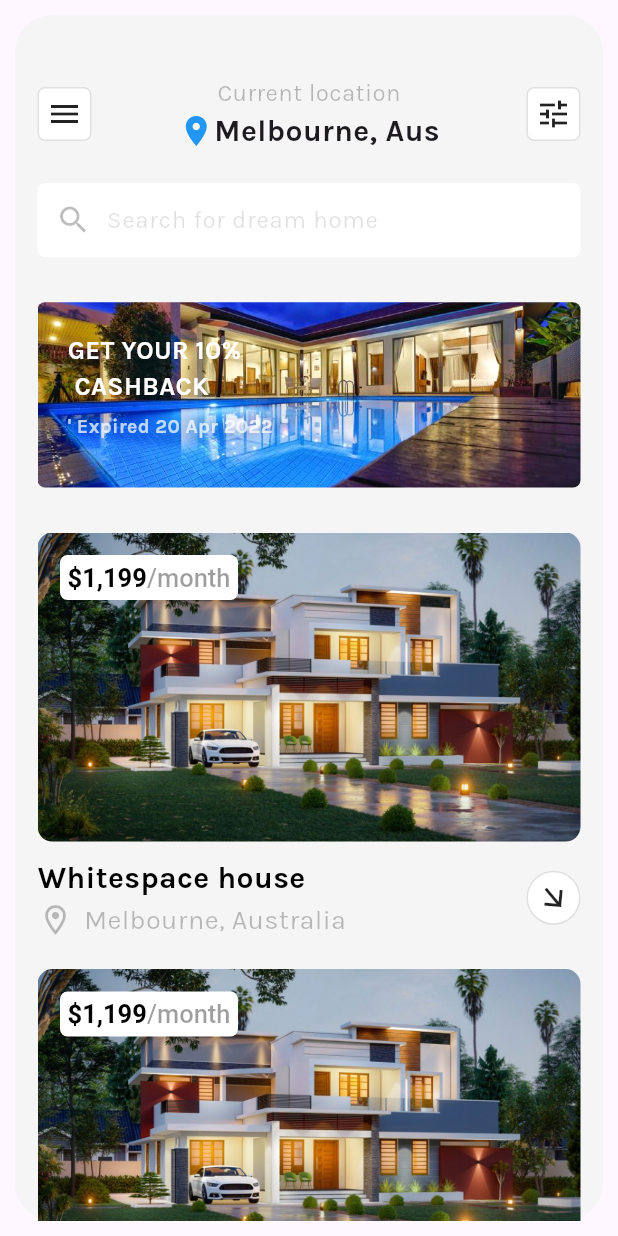
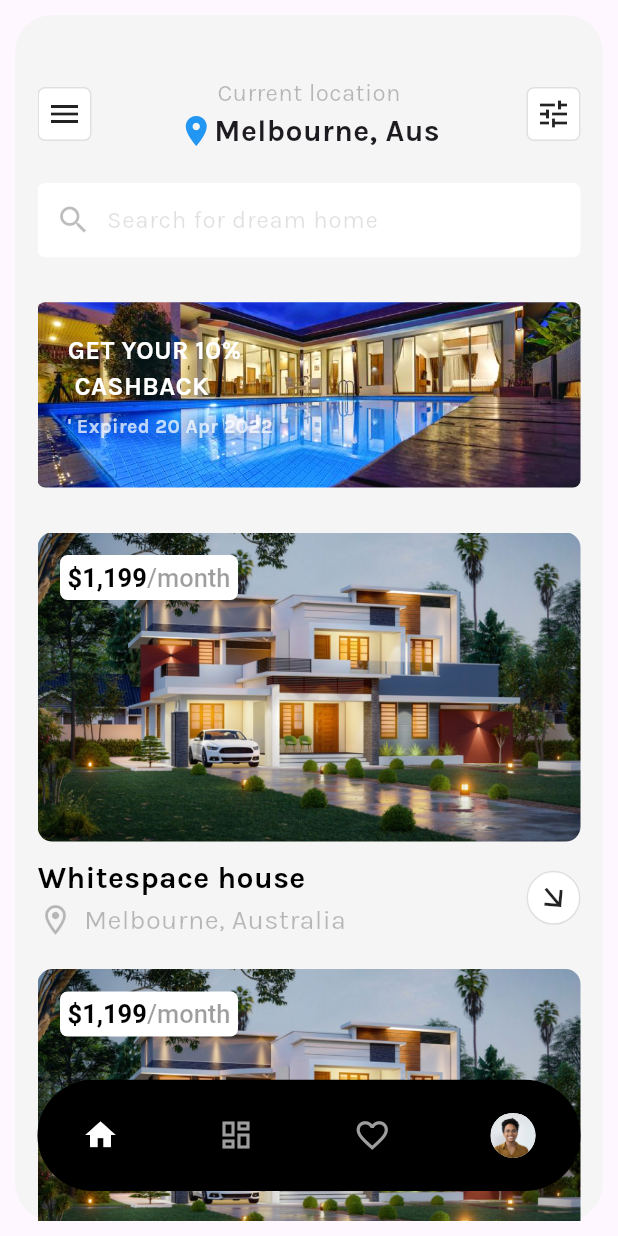
Before and after one commit to yakobsolo/Flutter-Projects, a Flutter app: the HomePage screen opened directly, on a phone screen of 412 x 824 dp. Run offline on Flutter 3.47's test engine with Material 3 defaults, Android fonts, the phone set to English and light mode, and no system bars.

Commit message:
finishing home screen

```diff
--- a/realstate/lib/data/homecarddata.dart
+++ b/realstate/lib/data/homecarddata.dart
@@ -10,6 +10,19 @@ class HomeData {
       "price": "1,199",
       "address": "Melbourne, Australia"
     },
+    {
+      'name': "Whitespace house",
+      "price": "1,199",
+      "address": "Melbourne, Australia"
+    },{
+      'name': "Whitespace house",
+      "price": "1,199",
+      "address": "Melbourne, Australia"
+    },{
+      'name': "Whitespace house",
+      "price": "1,199",
+      "address": "Melbourne, Australia"
+    },
   ];
 
 }
--- a/realstate/lib/features/WelcomePage/UI/home_screen.dart
+++ b/realstate/lib/features/WelcomePage/UI/home_screen.dart
@@ -1,17 +1,25 @@
-
+import "package:flutter/cupertino.dart";
 import "package:flutter/material.dart";
+import "package:flutter/widgets.dart";
 import "package:realstate/Model/homecardmodel.dart";
 import "package:realstate/data/homecarddata.dart";
 import "package:realstate/features/WelcomePage/UI/home_card.dart";
 
-class HomePage extends StatelessWidget {
+class HomePage extends StatefulWidget {
   const HomePage({super.key});
 
+  @override
+  State<HomePage> createState() => _HomePageState();
+}
+
+class _HomePageState extends State<HomePage> {
   @override
   Widget build(BuildContext context) {
     final width = MediaQuery.of(context).size.width;
     final height = MediaQuery.of(context).size.height;
+    // final  controller = ScrollController();
 
+    int _selecteditem = 0;
     return Scaffold(
       body: Container(
         margin: EdgeInsets.all(10),
@@ -19,11 +27,14 @@ class HomePage extends StatelessWidget {
         decoration: BoxDecoration(
             color: const Color.fromARGB(255, 246, 245, 245),
             borderRadius: BorderRadius.circular(25)),
-        child: SingleChildScrollView(
         child: Padding(
-            padding: const EdgeInsets.only(
-                top: 40, left: 15, right: 15, bottom: 100),
-            child: Container(
+          padding:
+              const EdgeInsets.only(top: 40, left: 15, right: 15, bottom: 0),
+          child: Stack(children: [
+            CustomScrollView(slivers: [
+              SliverList(
+                delegate: SliverChildListDelegate([
+                  Container(
                     child: Column(
                         crossAxisAlignment: CrossAxisAlignment.start,
                         children: [
@@ -31,20 +42,20 @@ class HomePage extends StatelessWidget {
                             mainAxisAlignment: MainAxisAlignment.spaceBetween,
                             children: [
                               Container(
-                        padding: EdgeInsets.all(5),
+                                padding: const EdgeInsets.all(5),
                                 decoration: BoxDecoration(
                                     color: Colors.white,
                                     borderRadius: BorderRadius.circular(5),
-                            border:
-                                Border.all(width: 1, color: Colors.black12)),
+                                    border: Border.all(
+                                        width: 1, color: Colors.black12)),
                                 child: Icon(Icons.menu),
                               ),
                               const Column(
                                 children: [
                                   Text(
                                     "Current location",
-                            style:
-                                TextStyle(color: Colors.black26, fontSize: 16),
+                                    style: TextStyle(
+                                        color: Colors.black26, fontSize: 16),
                                   ),
                                   Row(
                                     children: [
@@ -55,7 +66,8 @@ class HomePage extends StatelessWidget {
                                       Text(
                                         "Melbourne, Aus",
                                         style: TextStyle(
-                                    fontWeight: FontWeight.bold, fontSize: 20),
+                                            fontWeight: FontWeight.bold,
+                                            fontSize: 20),
                                       )
                                     ],
                                   )
@@ -66,13 +78,13 @@ class HomePage extends StatelessWidget {
                                 decoration: BoxDecoration(
                                     color: Colors.white,
                                     borderRadius: BorderRadius.circular(5),
-                            border:
-                                Border.all(width: 1, color: Colors.black12)),
+                                    border: Border.all(
+                                        width: 1, color: Colors.black12)),
                                 child: Icon(Icons.tune),
                               ),
                             ],
                           ),
-                  SizedBox(
+                          const SizedBox(
                             height: 20,
                           ),
                           Container(
@@ -96,13 +108,14 @@ class HomePage extends StatelessWidget {
                                   child: TextFormField(
                                     decoration: const InputDecoration.collapsed(
                                         hintText: "Search for dream home",
-                                hintStyle: TextStyle(color: Colors.black12)),
+                                        hintStyle:
+                                            TextStyle(color: Colors.black12)),
                                   ),
                                 ),
                               ],
                             ),
                           ),
-                  SizedBox(
+                          const SizedBox(
                             height: 30,
                           ),
                           Container(
@@ -111,10 +124,11 @@ class HomePage extends StatelessWidget {
                             width: width,
                             decoration: BoxDecoration(
                                 borderRadius: BorderRadius.circular(5),
-                        image: DecorationImage(
-                            image: AssetImage("assets/images/home_7.jpg"),
+                                image: const DecorationImage(
+                                    image:
+                                        AssetImage("assets/images/home_7.jpg"),
                                     fit: BoxFit.cover)),
-                    child: Column(
+                            child: const Column(
                               crossAxisAlignment: CrossAxisAlignment.start,
                               children: [
                                 Text(
@@ -132,26 +146,102 @@ class HomePage extends StatelessWidget {
                                   style: TextStyle(
                                       fontWeight: FontWeight.bold,
                                       fontSize: 13,
-                              color: Color.fromARGB(187, 255, 255, 255)),
+                                      color:
+                                          Color.fromARGB(187, 255, 255, 255)),
                                 ),
                               ],
                             ),
                           ),
-                  SizedBox(
+                          const SizedBox(
                             height: 30,
                           ),
-                  ListView.builder(
-                    scrollDirection: Axis.vertical,
-                    shrinkWrap: true,
-                    itemCount: 2,
+                        ]),
+                  )
+                ]),
+              ),
+              SliverList(
+                delegate: SliverChildBuilderDelegate(
+                    childCount: HomeData.homedata.length, (context, indx) {
+                  return HomeCard(
+                      homes: HouseModel(
+                    name: HomeData.homedata[indx]["name"],
+                    address: HomeData.homedata[indx]["address"],
+                    price: HomeData.homedata[indx]["price"],
+                  ));
+                }),
+              ),
+              SliverToBoxAdapter(
+                child: SizedBox(
+                  height: height / 2,
+                ),
+              )
+            ]),
+            Positioned(
+              bottom: 20,
+              child: Container(
+                // margin: EdgeInsets.only(right: 50),
+                padding: EdgeInsets.symmetric(horizontal: 30),
+                width: width - 50,
+                height: height * 0.09,
+                decoration: BoxDecoration(
+                  color: Colors.black,
+                  borderRadius: BorderRadius.circular(50),
+                ),
+                child: Row(
+                  mainAxisAlignment: MainAxisAlignment.spaceBetween,
 
-                    itemBuilder: (context, indx) {
-                    return HomeCard(homes: HouseModel(name: HomeData.homedata[indx]["name"], address: HomeData.homedata[indx]["address"], price: HomeData.homedata[indx]["price"],));
-                  })
+                  children: [
+                    InkWell(
+                      focusColor: Colors.red,
+                      highlightColor: Colors.red,
+                      onTap: () {
+                        print("home");
+                      },
+                      child: Icon(
+                        Icons.home,
+                        color: Colors.white,
+                      ),
+                    ),
+                    InkWell(
+                      onTap: () {
+                        print("dashboard");
+                      },
+                      child: Icon(
+                        Icons.dashboard_outlined,
+                        color: Colors.grey,
+                      ),
+                    ),
+                    InkWell(
+                      onTap: () {
+                        // Handle tap here
+                        print('InkWell tapped!');
+                      },
+                      child: Icon(
+                        Icons.favorite_outline,
+                        size: 25,
+                        color: Colors.grey,
+                      ),
+                    ),
+                    GestureDetector(
+                      onTap: () {
+                        print("profile");
+                      },
+                      child: Container(
+                          width: 30,
+                          height: 30,
+                          decoration: BoxDecoration(
+                              shape: BoxShape.circle,
+                              color: Colors.white,
+                              image: DecorationImage(
+                                  fit: BoxFit.cover,
+                                  image:
+                                      AssetImage("assets/images/avatar.jpg")))),
+                    ),
                   ],
                 ),
               ),
-          ),
+            )
+          ]),
         ),
       ),
     );
```
Also changed, not shown: realstate/assets/images/avatar.jpg (added). Lines whose indentation alone changed are shown as unchanged.
